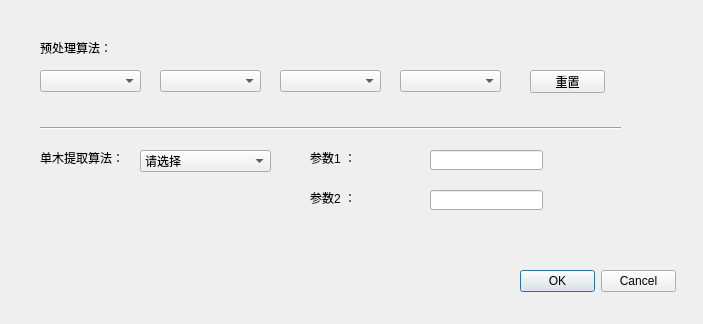
Old version of the form code/Add_expriment/Add_exp.ui in the repository lj976264709/Ljtry.
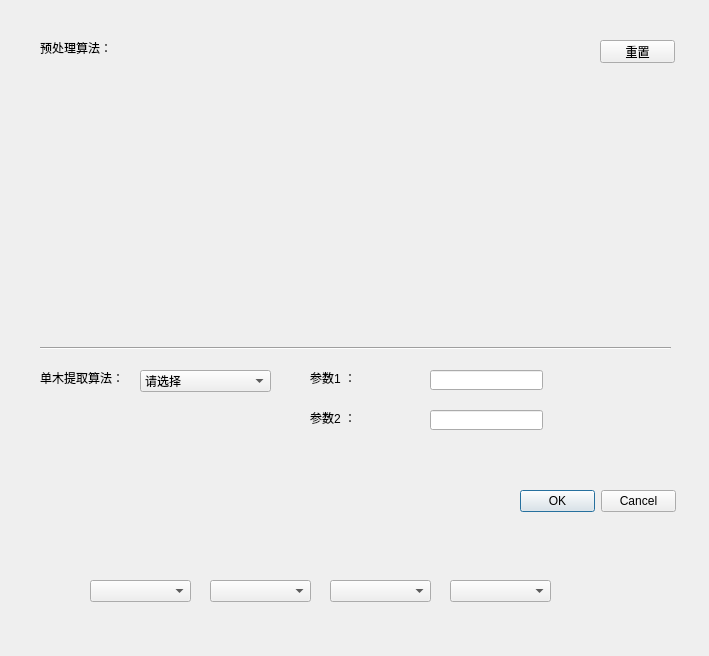
New version of the form.

Diff of the .ui file:
```diff
--- a/code/Add_expriment/Add_exp.ui
+++ b/code/Add_expriment/Add_exp.ui
@@ -6,8 +6,8 @@
    <rect>
     <x>0</x>
     <y>0</y>
-    <width>703</width>
-    <height>324</height>
+    <width>709</width>
+    <height>656</height>
    </rect>
   </property>
   <property name="windowTitle">
@@ -30,7 +30,7 @@
    <property name="geometry">
     <rect>
      <x>310</x>
-     <y>190</y>
+     <y>410</y>
      <width>101</width>
      <height>16</height>
     </rect>
@@ -43,7 +43,7 @@
    <property name="geometry">
     <rect>
      <x>310</x>
-     <y>150</y>
+     <y>370</y>
      <width>101</width>
      <height>16</height>
     </rect>
@@ -55,8 +55,8 @@
   <widget class="QComboBox" name="pretreatment3">
    <property name="geometry">
     <rect>
-     <x>280</x>
-     <y>70</y>
+     <x>330</x>
+     <y>580</y>
      <width>101</width>
      <height>22</height>
     </rect>
@@ -65,8 +65,8 @@
   <widget class="QComboBox" name="pretreatment4">
    <property name="geometry">
     <rect>
-     <x>400</x>
-     <y>70</y>
+     <x>450</x>
+     <y>580</y>
      <width>101</width>
      <height>22</height>
     </rect>
@@ -75,8 +75,8 @@
   <widget class="QPushButton" name="Button_renew">
    <property name="geometry">
     <rect>
-     <x>530</x>
-     <y>70</y>
+     <x>600</x>
+     <y>40</y>
      <width>75</width>
      <height>23</height>
     </rect>
@@ -89,7 +89,7 @@
    <property name="geometry">
     <rect>
      <x>40</x>
-     <y>150</y>
+     <y>370</y>
      <width>101</width>
      <height>16</height>
     </rect>
@@ -102,7 +102,7 @@
    <property name="geometry">
     <rect>
      <x>430</x>
-     <y>190</y>
+     <y>410</y>
      <width>113</width>
      <height>20</height>
     </rect>
@@ -112,7 +112,7 @@
    <property name="geometry">
     <rect>
      <x>140</x>
-     <y>150</y>
+     <y>370</y>
      <width>131</width>
      <height>22</height>
     </rect>
@@ -131,8 +131,8 @@
   <widget class="QComboBox" name="pretreatment2">
    <property name="geometry">
     <rect>
-     <x>160</x>
-     <y>70</y>
+     <x>210</x>
+     <y>580</y>
      <width>101</width>
      <height>22</height>
     </rect>
@@ -142,7 +142,7 @@
    <property name="geometry">
     <rect>
      <x>430</x>
-     <y>150</y>
+     <y>370</y>
      <width>113</width>
      <height>20</height>
     </rect>
@@ -151,8 +151,8 @@
   <widget class="QComboBox" name="pretreatment1">
    <property name="geometry">
     <rect>
-     <x>40</x>
-     <y>70</y>
+     <x>90</x>
+     <y>580</y>
      <width>101</width>
      <height>22</height>
     </rect>
@@ -162,8 +162,8 @@
    <property name="geometry">
     <rect>
      <x>40</x>
-     <y>120</y>
-     <width>581</width>
+     <y>340</y>
+     <width>631</width>
      <height>16</height>
     </rect>
    </property>
@@ -175,7 +175,7 @@
    <property name="geometry">
     <rect>
      <x>520</x>
-     <y>270</y>
+     <y>490</y>
      <width>156</width>
      <height>23</height>
     </rect>
@@ -184,6 +184,17 @@
     <set>QDialogButtonBox::Cancel|QDialogButtonBox::Ok</set>
    </property>
   </widget>
+  <widget class="QWidget" name="gridLayoutWidget">
+   <property name="geometry">
+    <rect>
+     <x>40</x>
+     <y>70</y>
+     <width>641</width>
+     <height>251</height>
+    </rect>
+   </property>
+   <layout class="QGridLayout" name="gridLayout_list"/>
+  </widget>
  </widget>
  <resources/>
  <connections/>
```
